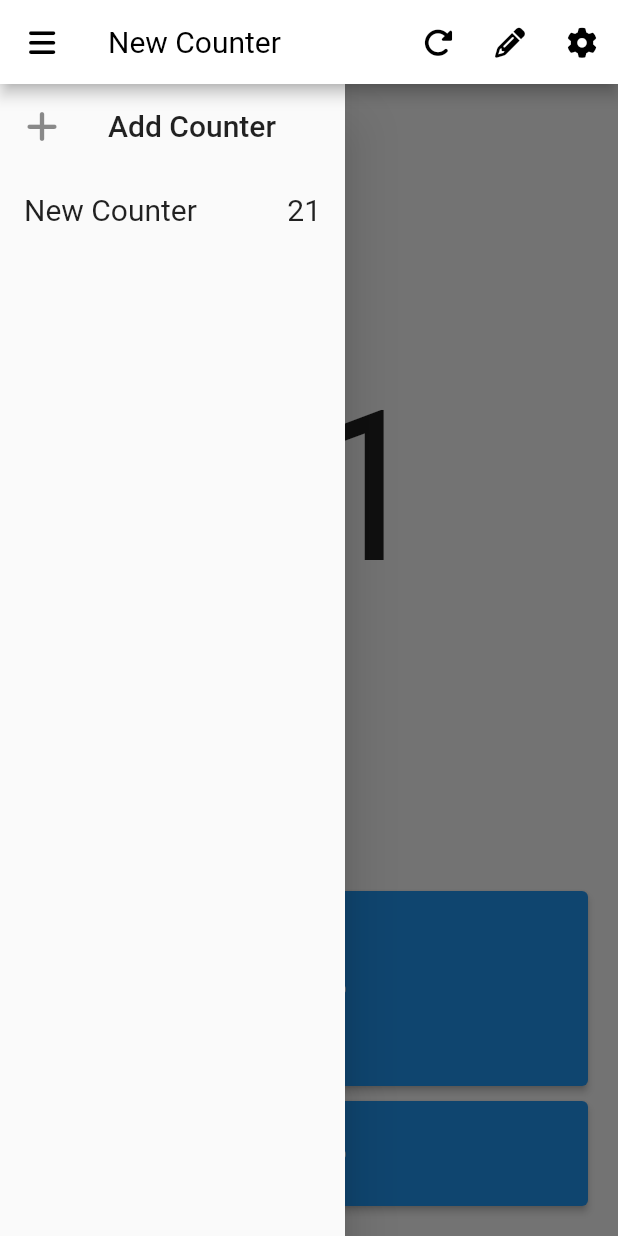
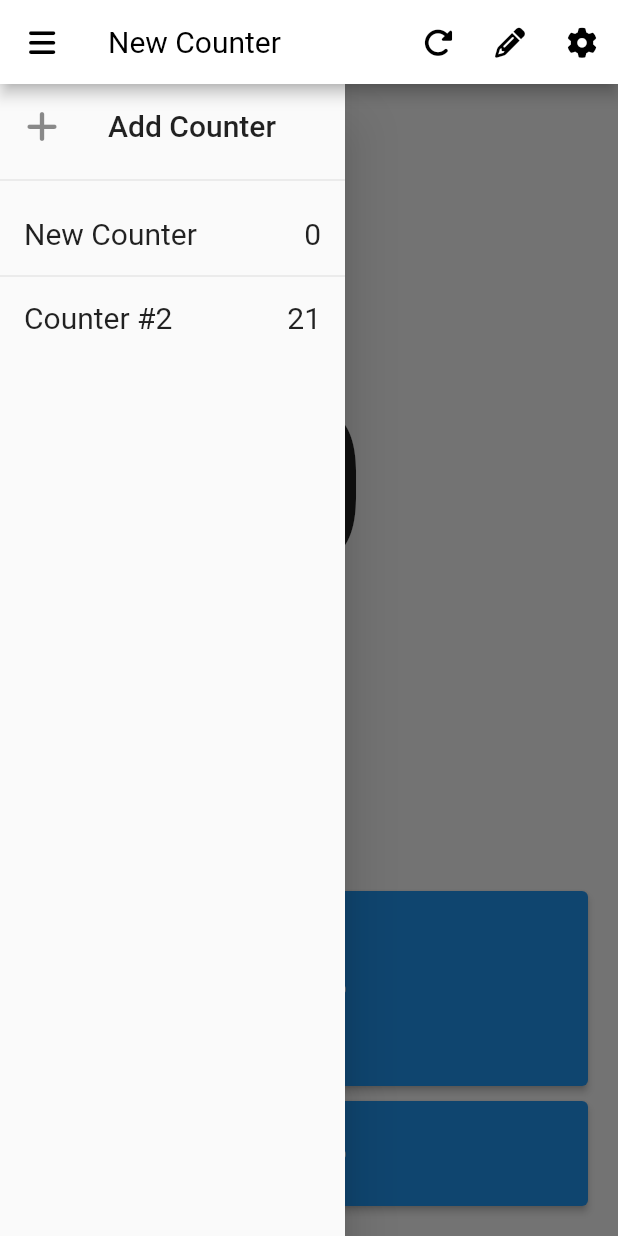
Before and after one commit to ADV1K/SimpleCounter, a Flutter app: the HomeScreen screen opened by its route, with the side drawer open, on a phone screen of 412 x 824 dp. Run offline on Flutter 3.47's test engine with Material 2 defaults, Android fonts, the phone set to English and light mode, and no system bars; our stand-ins replace font_awesome_flutter.

Commit message:
counter works now

```diff
--- a/lib/main.dart
+++ b/lib/main.dart
@@ -18,10 +18,10 @@ class MyApp extends StatelessWidget {
       theme: MyTheme.lightTheme(context),
       darkTheme: MyTheme.darkTheme(context),
       debugShowCheckedModeBanner: false,
-      initialRoute: "/settings",
+      initialRoute: "/home",
       routes: {
-        "/home": (context) => HomeScreen(),
-        "/settings": (context) => SettingsScreen(),
+        "/home": (context) => const HomeScreen(),
+        "/settings": (context) => const SettingsScreen(),
       },
     );
   }
--- a/lib/screens/home.dart
+++ b/lib/screens/home.dart
@@ -8,16 +8,46 @@ import 'package:font_awesome_flutter/font_awesome_flutter.dart';
 
 import '../widgets/drawer.dart';
 
-class HomeScreen extends StatelessWidget {
-  HomeScreen({Key? key}) : super(key: key);
+class HomeScreen extends StatefulWidget {
+  const HomeScreen({Key? key}) : super(key: key);
 
+  @override
+  State<HomeScreen> createState() => _HomeScreenState();
+}
+
+class _HomeScreenState extends State<HomeScreen> {
   final GlobalKey<ScaffoldState> _scaffoldKey = GlobalKey();
+
+  String currentCounter = "New Counter";
+  final Map<String, int> counters = {
+    "New Counter": 0,
+    "Counter #2": 21,
+  };
+
+  changeCounter(String counterName) {
+    _scaffoldKey.currentState!.openEndDrawer();
+    setState(() {
+      currentCounter = counterName;
+    });
+  }
+
+  _incrementCounter() {
+    setState(() {
+      counters[currentCounter] = counters[currentCounter]! + 1;
+    });
+  }
+
+  _decrementCounter() {
+    setState(() {
+      counters[currentCounter] = counters[currentCounter]! - 1;
+    });
+  }
 
   @override
   Widget build(BuildContext context) {
     return Scaffold(
       appBar: AppBar(
-        title: const Text("New Counter"),
+        title: Text(currentCounter),
         leading: IconButton(
           tooltip: "List Counters",
           icon: const Icon(FontAwesomeIcons.bars),
@@ -49,14 +79,14 @@ class HomeScreen extends StatelessWidget {
       ),
       body: Scaffold(
         key: _scaffoldKey,
-        drawer: const MyDrawer(),
+        drawer: MyDrawer(counters: counters, changeCounter: changeCounter),
         body: Column(
           crossAxisAlignment: CrossAxisAlignment.stretch,
           children: [
-            const Expanded(
+            Expanded(
               child: Center(
                 child: Text(
-                  "21",
+                  counters[currentCounter].toString(),
                   textScaleFactor: 10,
                 ),
               ),
@@ -69,7 +99,7 @@ class HomeScreen extends StatelessWidget {
                   FontAwesomeIcons.plus,
                   size: 60,
                 ),
-                onPressed: () {},
+                onPressed: _incrementCounter,
               ),
             ),
             Container(
@@ -80,7 +110,7 @@ class HomeScreen extends StatelessWidget {
                   FontAwesomeIcons.minus,
                   size: 60,
                 ),
-                onPressed: () {},
+                onPressed: _decrementCounter,
               ),
             ),
           ],
--- a/lib/screens/settings.dart
+++ b/lib/screens/settings.dart
@@ -2,7 +2,7 @@ import 'package:flutter/material.dart';
 import 'package:font_awesome_flutter/font_awesome_flutter.dart';
 
 class SettingsScreen extends StatefulWidget {
-  SettingsScreen({Key? key}) : super(key: key);
+  const SettingsScreen({Key? key}) : super(key: key);
 
   @override
   State<SettingsScreen> createState() => _SettingsScreenState();
--- a/lib/widgets/drawer.dart
+++ b/lib/widgets/drawer.dart
@@ -1,50 +1,75 @@
 import 'package:flutter/material.dart';
 import 'package:font_awesome_flutter/font_awesome_flutter.dart';
 
-class MyDrawer extends StatelessWidget {
-  const MyDrawer({Key? key}) : super(key: key);
+class MyDrawer extends StatefulWidget {
+  final Map<String, int> counters;
+  final Function changeCounter;
+
+  const MyDrawer(
+      {Key? key,
+      required this.counters,
+      required Function(String) this.changeCounter})
+      : super(key: key);
 
   @override
+  State<MyDrawer> createState() => _MyDrawerState();
+}
+
+class _MyDrawerState extends State<MyDrawer> {
+  @override
   Widget build(BuildContext context) {
-    return Container(
+    return SizedBox(
       width: 230,
       child: Drawer(
-        child: ListView(
-          children: [
-            ListTile(
+        child: ListView.separated(
+          itemCount: widget.counters.length + 1,
+          separatorBuilder: (context, int index) {
+            return index == 0 ? const Divider() : const Divider(height: 0);
+          },
+          itemBuilder: (context, int index) {
+            return index == 0 ? headerItem() : counterItem(index);
+          },
+        ),
+      ),
+    );
+  }
+
+  Widget headerItem() {
+    return ListTile(
       leading: const Icon(FontAwesomeIcons.plus),
       title: const Text(
         "Add Counter",
         style: TextStyle(fontSize: 20),
       ),
       onTap: () {},
-            ),
-            ListTile(
+    );
+  }
+
+  Widget counterItem(int index) {
+    return ListTile(
       title: Row(
-                children: const [
+        children: [
           Expanded(
             child: Text(
-                      "New Counter",
-                      style: TextStyle(
+              widget.counters.keys.elementAt(index - 1),
+              style: const TextStyle(
                 fontSize: 20,
                 fontWeight: FontWeight.normal,
               ),
             ),
           ),
           Text(
-                    "21",
-                    style: TextStyle(
+            widget.counters[widget.counters.keys.elementAt(index - 1)]
+                .toString(),
+            style: const TextStyle(
               fontSize: 20,
               fontWeight: FontWeight.normal,
             ),
           ),
         ],
       ),
-              onTap: () {},
-            ),
-          ],
-        ),
-      ),
+      onTap: () =>
+          widget.changeCounter(widget.counters.keys.elementAt(index - 1)),
     );
   }
 }
```
Lines whose indentation alone changed are shown as unchanged.
